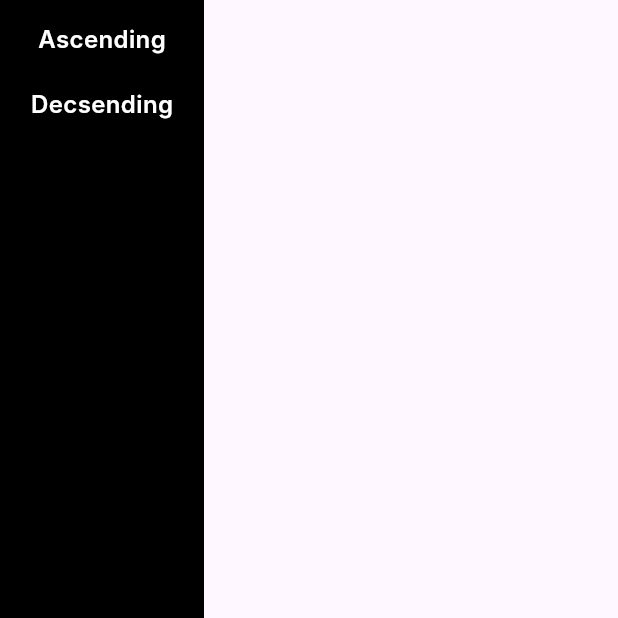
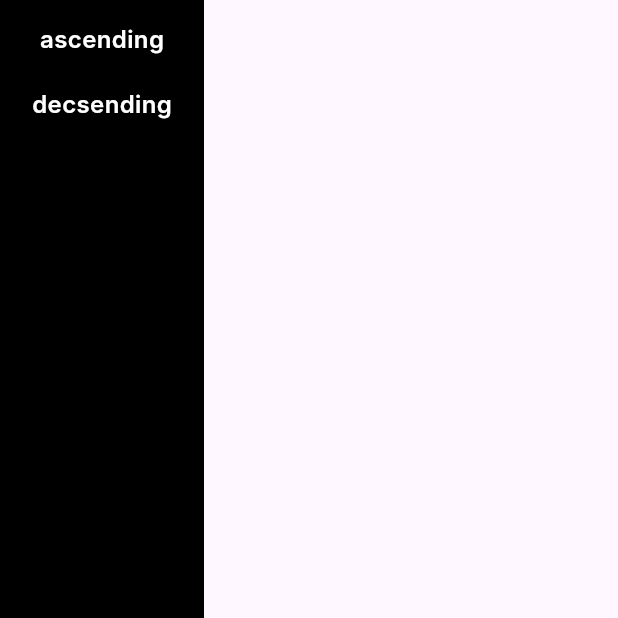
Before and after one commit to msulemanjaved82/fm5m423, a Flutter app: the menuitems screen opened directly, on a phone screen of 412 x 824 dp, the top half of it. Run offline on Flutter 3.47's test engine with Material 3 defaults, Android fonts, the light colour scheme and no system bars; our stand-ins replace popover; missing offline and left inert: dart:ffi; Roboto replaces fonts that are missing (Inter).

Commit message:
by sattar

```diff
--- a/lib/sorting menu.dart
+++ b/lib/sorting menu.dart
@@ -17,7 +17,7 @@ class menuitems extends StatelessWidget {
                 width: 120,
                 child: Center(
                   child: Text(
-                    'Ascending',
+                    'ascending',
                     style: TextStyle(
                       color: Colors.white,
                       fontSize: 16,
@@ -36,7 +36,7 @@ class menuitems extends StatelessWidget {
                 width: 120,
                 child: Center(
                   child: Text(
-                    'Decsending',
+                    'decsending',
                     style: TextStyle(
                       color: Colors.white,
                       fontSize: 16,
```
